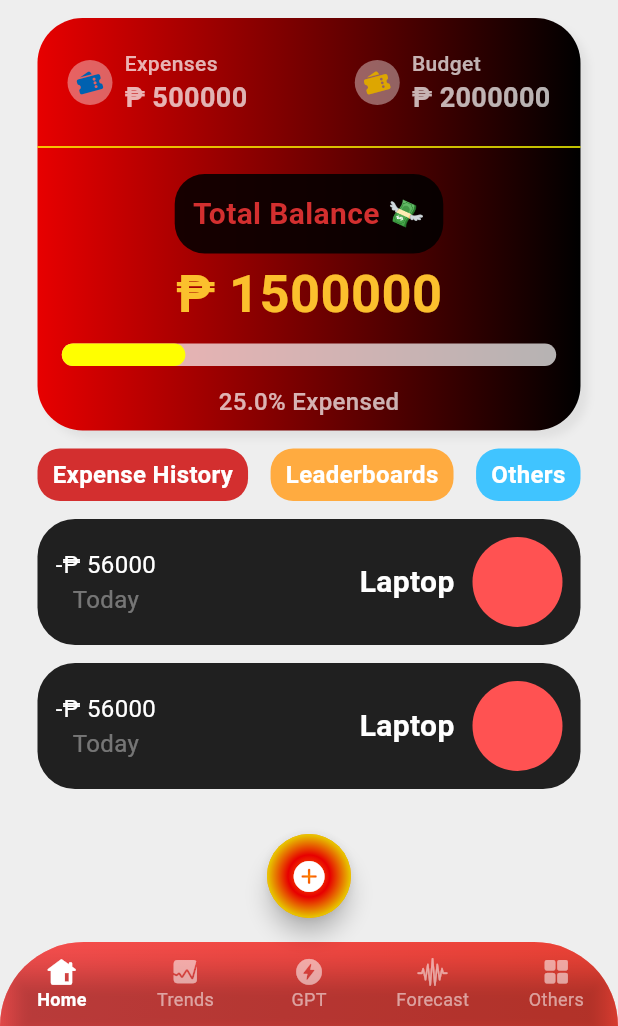
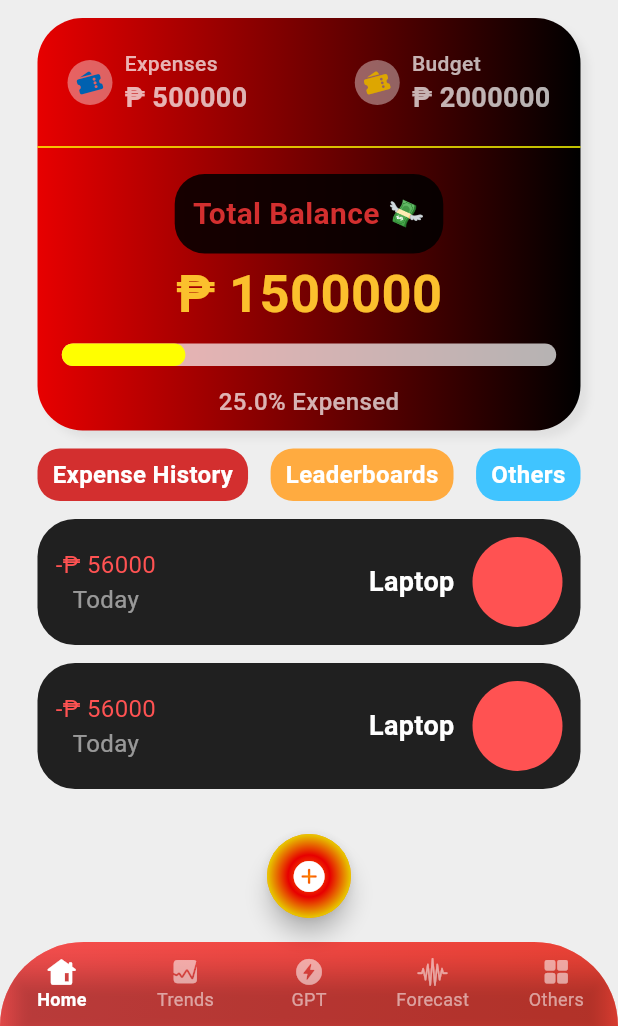
Before and after one commit to donyelqt/pera-pinoy, a Flutter app: the screen it shows after launch, on a phone screen of 412 x 824 dp, the part 210-1236 px from its top. Run offline on Flutter 3.47's test engine with Material 3 defaults, Android fonts, the phone set to English and light mode, and no system bars.

Commit message:
Updated text styles in MainScreen: changed colors and font sizes

```diff
--- a/lib/screens/home/views/main_screen.dart
+++ b/lib/screens/home/views/main_screen.dart
@@ -348,7 +348,7 @@ class MainScreen extends StatelessWidget {
                                         '-\₱ 56000',
                                         style: TextStyle(
                                           fontSize: 16,
-                                          color: Colors.white,
+                                          color: Colors.redAccent,
                                           fontWeight: FontWeight.w400,
                                         ),
                                       ),
@@ -356,7 +356,7 @@ class MainScreen extends StatelessWidget {
                                         'Today',
                                         style: TextStyle(
                                           fontSize: 16,
-                                          color: Colors.white38,
+                                          color: Colors.white54,
                                           fontWeight: FontWeight.w400,
                                         ),
                                       ),
@@ -369,7 +369,7 @@ class MainScreen extends StatelessWidget {
                                   Text(
                                     'Laptop',
                                     style: TextStyle(
-                                      fontSize: 20,
+                                      fontSize: 18,
                                       color: Colors.white,
                                       fontWeight: FontWeight.bold,
                                     ),
```
